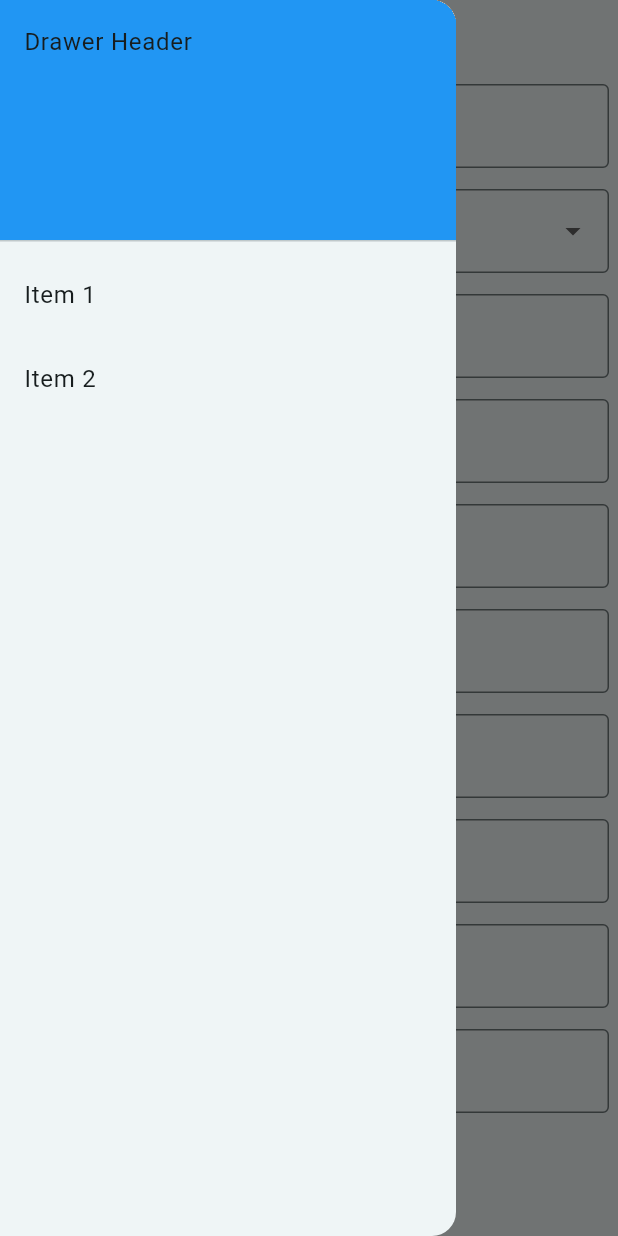
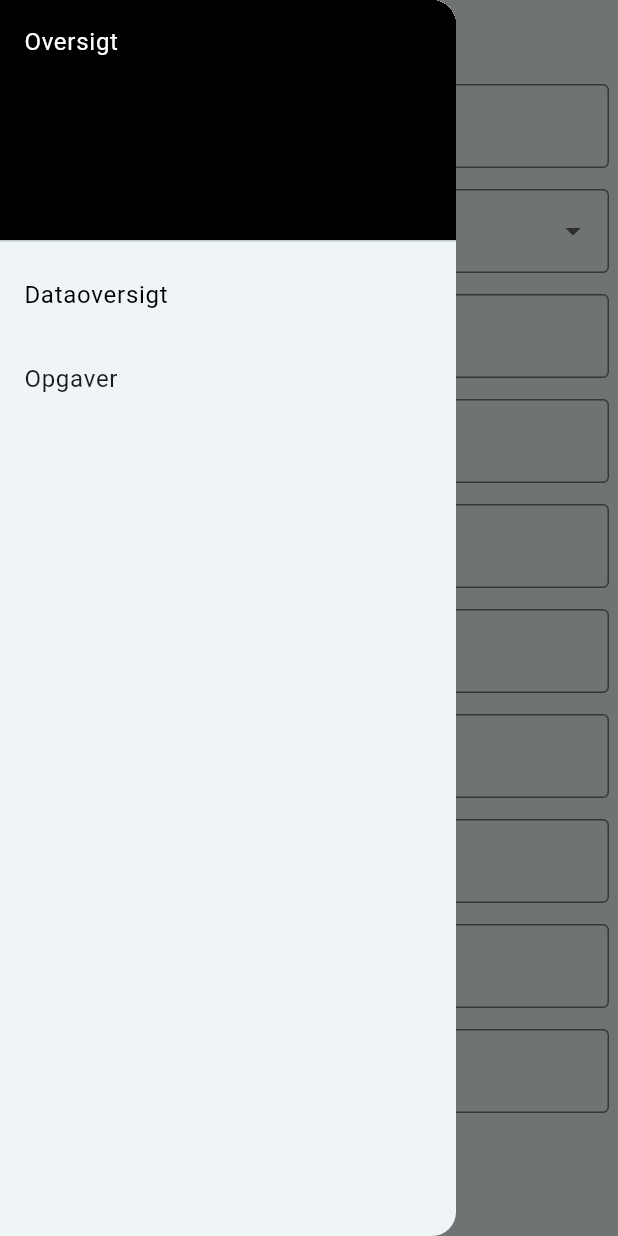
Before and after one commit to abeldenius/psd_db, a Flutter app: the screen it shows after launch, with the side drawer open, on a phone screen of 412 x 824 dp. Run offline on Flutter 3.47's test engine with Material 2 defaults, Android fonts, the light colour scheme and no system bars; Roboto replaces fonts that are missing (IBM).

Commit message:
Added drawer

```diff
--- a/lib/main.dart
+++ b/lib/main.dart
@@ -113,19 +113,25 @@ class _MyHomePageState extends State<MyHomePage> {
           padding: EdgeInsets.zero,
           children: <Widget>[
             const DrawerHeader(
-              child: Text('Drawer Header'),
               decoration: BoxDecoration(
-                color: Colors.blue,
+                color: Colors.black,
+              ),
+              child: Text(
+                'Oversigt',
+                style: TextStyle(color: Colors.white),
               ),
             ),
             ListTile(
-              title: Text('Item 1'),
+              title: const Text(
+                'Dataoversigt',
+                style: TextStyle(color: Colors.black),
+              ),
               onTap: () {
                 Navigator.pop(context); // Close the drawer
               },
             ),
             ListTile(
-              title: Text('Item 2'),
+              title: const Text('Opgaver'),
               onTap: () {
                 Navigator.pop(context); // Close the drawer
               },
```
